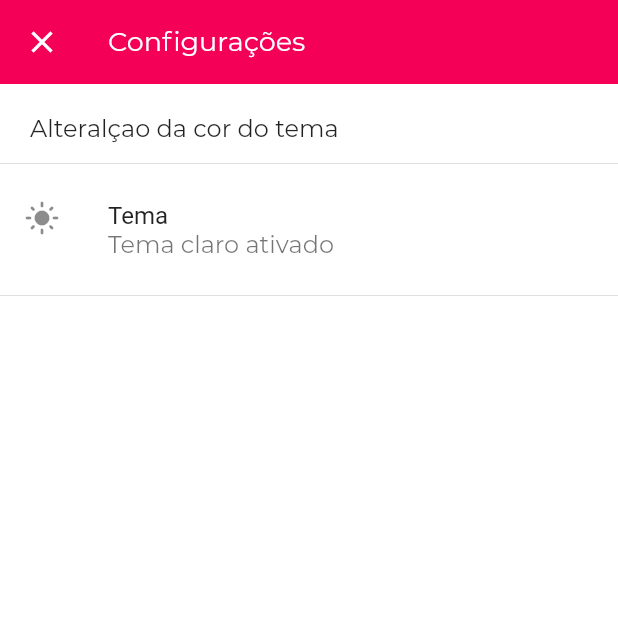
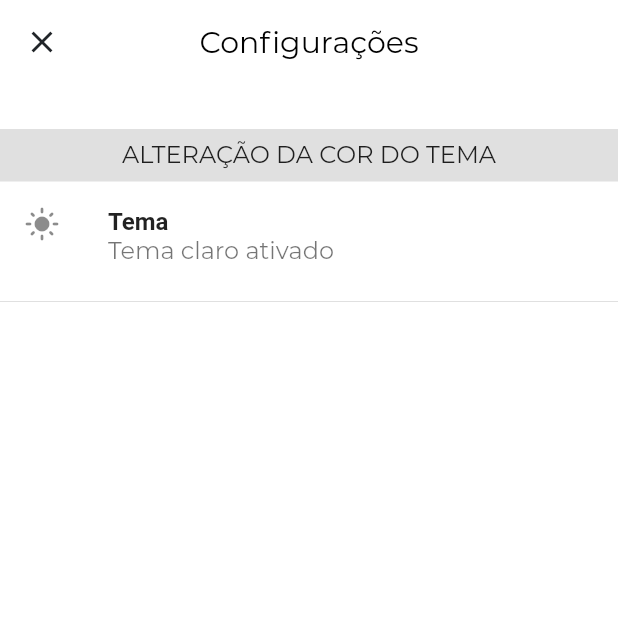
Before and after one commit to jeancabraldev/my_task, a Flutter app: the SettingsPage screen opened by its route, on a phone screen of 412 x 824 dp, the top half of it. Run offline on Flutter 3.47's test engine with Material 2 defaults, Android fonts, the phone set to English and light mode, and no system bars; our stand-ins replace date_picker_timeline, flutter_local_notifications, get, get_storage, google_fonts, timezone; accounts and stored records are empty.

Commit message:
Atualização 01

```diff
--- a/lib/applications/ui/theme_app.dart
+++ b/lib/applications/ui/theme_app.dart
@@ -1,9 +1,12 @@
 import 'package:flutter/material.dart';
+import 'package:get/get.dart';
 import 'package:google_fonts/google_fonts.dart';
 
 //Dark
+
 const Color primaryDark = Color(0xFF2F3C4B);
-const Color secondaryDark = Color(0xff16202a);
+const Color secondaryDark = Color(0xff1a1c29);
+//const Color secondaryDark = Color(0xff16202a);
 
 class ThemeApp {
   static final light = ThemeData(
@@ -33,7 +36,7 @@ class ThemeApp {
     primarySwatch: Colors.green,
     brightness: Brightness.dark,
     visualDensity: VisualDensity.adaptivePlatformDensity,
-    canvasColor: primaryDark,
+    canvasColor: secondaryDark,
     appBarTheme: const AppBarTheme(
       backgroundColor: primaryDark,
       elevation: 0,
@@ -60,3 +63,21 @@ TextStyle get headingStyle {
     ),
   );
 }
+
+//Definindo os títulos da AppBar
+TextStyle get titleAppBar {
+  return GoogleFonts.montserrat(
+    textStyle: TextStyle(
+      color: Get.isDarkMode ? Colors.white : Colors.black,
+    ),
+  );
+}
+
+TextStyle get subTitleInputFields {
+  return GoogleFonts.montserrat(
+    textStyle: TextStyle(
+      fontSize: 16,
+      color: Get.isDarkMode ? Colors.grey[100] : Colors.grey[400],
+    ),
+  );
+}
--- a/lib/components/menu/pages/menu_page.dart
+++ b/lib/components/menu/pages/menu_page.dart
@@ -18,8 +18,13 @@ class MenuPages extends StatelessWidget {
   Widget build(BuildContext context) {
     return ListTile(
       leading: Icon(icon),
-      title: Text(title),
-      subtitle: Text(subtitle?? ''),
+      title: Text(
+        title,
+        style: const TextStyle(
+          fontWeight: FontWeight.w600,
+        ),
+      ),
+      subtitle: Text(subtitle ?? ''),
       onTap: onTap,
     );
   }
--- a/lib/modules/setting/settings_page.dart
+++ b/lib/modules/setting/settings_page.dart
@@ -12,28 +12,36 @@ class SettingsPage extends StatelessWidget {
     return Scaffold(
       backgroundColor: context.theme.backgroundColor,
       appBar: AppBar(
+        backgroundColor: Colors.transparent,
+        centerTitle: true,
         title: Text(
           'Configurações',
-          style: headingStyle,
+          style: titleAppBar,
         ),
         leading: GestureDetector(
           onTap: () => Get.back(),
-          child: const Icon(Icons.close),
+          child: Icon(
+            Icons.close,
+            color: Get.isDarkMode
+                ? const Color(0xffffffff)
+                : const Color(0xff212529),
+          ),
         ),
       ),
       body: SizedBox(
-        width: Get.width,
         child: Padding(
-          padding: const EdgeInsets.symmetric(vertical: 20),
+          padding: const EdgeInsets.symmetric(vertical: 30),
           child: Column(
             crossAxisAlignment: CrossAxisAlignment.start,
             children: [
-              const Padding(
-                padding: EdgeInsets.only(left: 20),
-                child: Text('Alteralçao da cor do tema'),
+              Container(
+                width: Get.width,
+                height: 35,
+                alignment: Alignment.center,
+                color: Colors.black12,
+                child: const Text('ALTERAÇÃO DA COR DO TEMA'),
               ),
-              const SizedBox(height: 5),
-              const Divider(),
+              //const Divider(),
               MenuPages(
                 icon: Get.isDarkMode ? Icons.dark_mode : Icons.light_mode,
                 title: 'Tema',
```
Also changed, not shown: lib/components/drawer/drawer.dart (+1 -6 lines), lib/modules/home/home_page.dart (+22 -7 lines), lib/modules/task/add_task_page.dart (+25 -3 lines).
